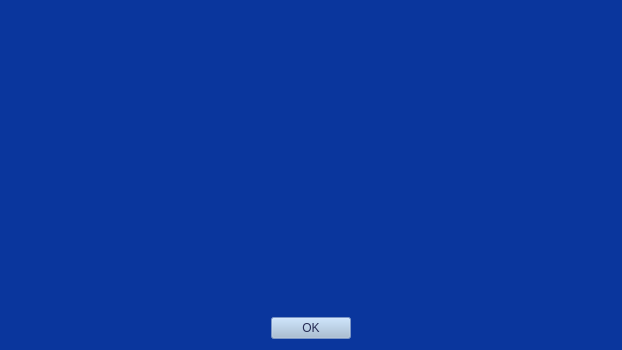
Above: APP/ox.ui from adcfrba/TPO_INFOII before the change. Below: the same form after it.
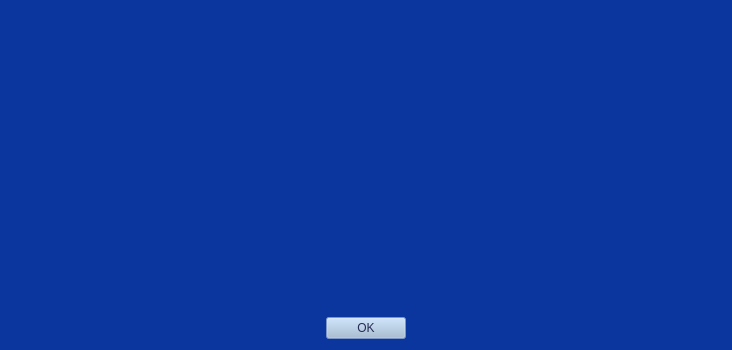
That is the form after the change.

What changed in the file:
```diff
--- a/APP/ox.ui
+++ b/APP/ox.ui
@@ -6,7 +6,7 @@
    <rect>
     <x>0</x>
     <y>0</y>
-    <width>620</width>
+    <width>732</width>
     <height>350</height>
    </rect>
   </property>
```
